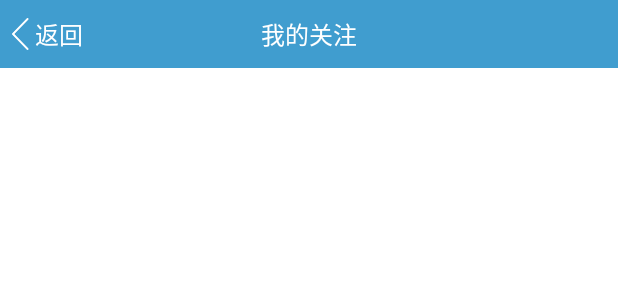
After one commit to QiuBuJi/BusinessCircle, an Android app: the layout activity_personal_my_attention.xml on its own in the app's theme, with its tools: preview values and no code run, on a phone screen of 412 x 824 dp. The commit adds this screen. Shown: the top 300 px of the screen. Run offline under Robolectric (Android 15) with nearby library versions, the phone set to English and light mode, and no system bars.

Commit message:
个人中心、礼物，页面完成。                我的关注，页面完成。

```diff
--- a/app/src/main/AndroidManifest.xml
+++ b/app/src/main/AndroidManifest.xml
@@ -16,6 +16,8 @@
             </intent-filter>
         </activity>
         <activity android:name="com.wp.personal.ModifyData"/>
+        <activity android:name="com.wp.personal.Gift"/>
+        <activity android:name="com.wp.personal.Attention"/>
     </application>
 
 </manifest>
--- a/app/src/main/res/layout/activity_menu_personal.xml
+++ b/app/src/main/res/layout/activity_menu_personal.xml
@@ -110,7 +110,6 @@
     </RelativeLayout>
 
     <LinearLayout
-        android:id="@+id/ll_ll_personal_ModifyData"
         android:layout_width="match_parent"
         android:layout_height="52dp"
         android:background="#FFFFFF"
@@ -119,6 +118,7 @@
 
         <!--修改资料-->
         <LinearLayout
+            android:id="@+id/ll_ll_personal_ModifyData"
             android:layout_width="wrap_content"
             android:layout_height="wrap_content"
             android:layout_weight="1"
@@ -146,6 +146,7 @@
 
         <!--礼物-->
         <LinearLayout
+            android:id="@+id/ll_ll_personal_Gift"
             android:layout_width="wrap_content"
             android:layout_height="wrap_content"
             android:layout_weight="1"
@@ -173,6 +174,7 @@
 
         <!--我的关注-->
         <LinearLayout
+            android:id="@+id/ll_ll_personal_MyAttention"
             android:layout_width="wrap_content"
             android:layout_height="wrap_content"
             android:layout_weight="1"
--- /dev/null
+++ b/app/src/main/res/layout/activity_personal_my_attention.xml
@@ -0,0 +1,38 @@
+<?xml version="1.0" encoding="utf-8"?>
+<LinearLayout xmlns:android="http://schemas.android.com/apk/res/android"
+              android:layout_width="match_parent"
+              android:layout_height="match_parent"
+              android:background="#e1e1e1"
+              android:orientation="vertical">
+
+    <!--屏幕顶部-->
+    <RelativeLayout
+        style="@style/style_title_size"
+        android:background="@color/color_bg_default"
+        android:gravity="center_vertical">
+
+        <TextView
+            style="@style/ll_ll_iv_top"
+            android:drawableLeft="@mipmap/icon_houtui"
+            android:drawablePadding="4dp"
+            android:paddingLeft="8dp"
+            android:text="返回"/>
+
+        <TextView
+            style="@style/ll_ll_iv_top"
+            android:layout_centerHorizontal="true"
+            android:text="我的关注"/>
+
+    </RelativeLayout>
+
+    <LinearLayout
+        android:layout_width="match_parent"
+        android:layout_height="match_parent"
+        android:background="@android:color/white"
+        android:gravity="center_vertical"
+        android:paddingLeft="12dp"
+        android:paddingRight="12dp">
+
+
+    </LinearLayout>
+</LinearLayout>
```
Also changed, not shown: app/src/main/java/com/wp/fragments/PagePersonalFragmentActivity.java (+14 -1 lines), app/src/main/java/com/wp/personal/Gift.java (added, +25 -0 lines), app/src/main/java/com/wp/personal/attention.java (added, +19 -0 lines), app/src/main/res/layout/activity_personal_gift.xml (added, +55 -0 lines), app/src/main/res/mipmap-xxhdpi/icon_bbx_liwushangcheng.png (added), app/src/main/res/mipmap-xxhdpi/icon_dakasongli.png (added), app/src/main/res/mipmap-xxhdpi/icon_houtui.png (added), app/src/main/res/mipmap-xxhdpi/icon_wdlw_liwushangcheng.png (added).
